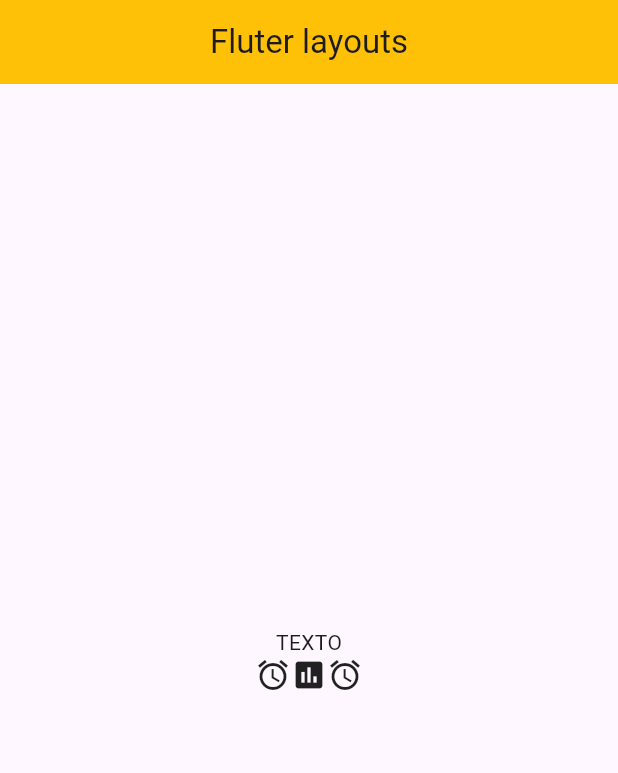
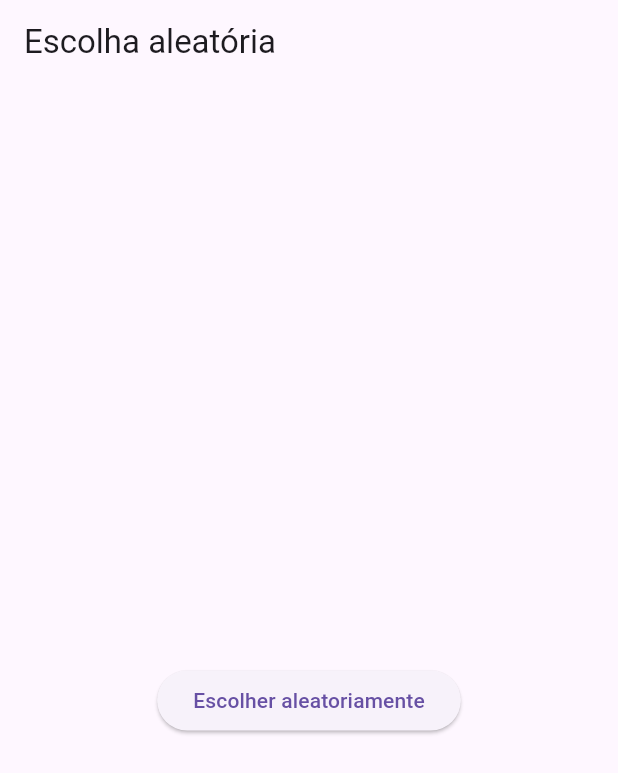
Before and after one commit to Pedrocs50/Programa-o-para-dispositivos-m-veis, a Flutter app: the screen it shows after launch, on a phone screen of 412 x 824 dp. Shown: the top 773 px of the screen. Run offline on Flutter 3.47's test engine with Material 3 defaults, Android fonts, the light colour scheme and no system bars.

Commit message:
comida aleatoria

```diff
--- a/flutter_application_1/lib/main.dart
+++ b/flutter_application_1/lib/main.dart
@@ -1,153 +1,112 @@
 import 'package:flutter/material.dart';
+import 'dart:math';
 
-void main() => runApp(MaterialApp(
-  home:Scaffold(
-    appBar: AppBar(
-      title: Text('Fluter layouts'),
-      centerTitle: true,
-      backgroundColor: Colors.amber,
-    ),
-    body:Container(
-      child: Column(
-        mainAxisAlignment: MainAxisAlignment.center,
-        children: [
-          Text("TEXTO"),
-          Row(
-            mainAxisAlignment: MainAxisAlignment.center,
-            children: [
-              Icon(Icons.access_alarm),
-              Icon(Icons.assessment),
-              Icon(Icons.access_alarms),
-            ],
-          )
-        ],
+void main() => runApp(MyApp());
+
+class MyApp extends StatelessWidget {
+  @override
+  Widget build(BuildContext context) {
+    return MaterialApp(
+      title: 'Escolhendo Comida',
+      theme: ThemeData(primarySwatch: Colors.lightBlue),
+      home: MyHomePage(title: 'Escolha aleatória'),
+    );
+  }
+}
+
+class MyHomePage extends StatefulWidget {
+  MyHomePage({Key? key, required this.title}) : super(key: key);
+  final String title;
+
+  @override
+  _MyHomePageState createState() => _MyHomePageState();
+}
+
+class _MyHomePageState extends State<MyHomePage> {
+  int inter_counter = 0;
+
+  // List of food items
+  List<String> comidas = [
+    "Maçã", "Pera", "Melancia", "Banana",
+  ];
+
+  // List of colors
+  List<MaterialColor> cores = [
+    Colors.orange,
+    Colors.blue,
+    Colors.yellow,
+  ];
+
+  String randomTexto = "";
+  MaterialColor randomColor = Colors.blue;
+
+  void _atualizaTela() {
+    setState(() {
+      randomTexto = comidas[Random().nextInt(comidas.length)];
+      randomColor = cores[Random().nextInt(cores.length)];
+    });
+  }
+
+  @override
+  Widget build(BuildContext context) {
+    return Scaffold(
+      appBar: AppBar(title: Text(widget.title)),
+      body: Center(
+        child: Column(
+          mainAxisAlignment: MainAxisAlignment.center,
+          children: <Widget>[
+            Text(
+              randomTexto,
+              style: TextStyle(
+                fontSize: 24,
+                fontWeight: FontWeight.bold,
+                color: randomColor,
+              ),
+            ),
+            SizedBox(height: 20),
+            ElevatedButton(
+              onPressed: _atualizaTela,
+              child: Text('Escolher aleatoriamente'),
+            ),
+          ],
+        ),
       ),
-    ),
-  ),
-),
-);
+    );
+  }
+}
 
 
 
+
+
+
+
+// // APLICATIVO COM O TEXTO NO MEIO
 // import 'package:flutter/material.dart';
 
-// void main() {
-//   runApp(const MyApp());
-// }
-
-// class MyApp extends StatelessWidget {
-//   const MyApp({super.key});
-
-//   // This widget is the root of your application.
-//   @override
-//   Widget build(BuildContext context) {
-//     return MaterialApp(
-//       title: 'Flutter Demo',
-//       theme: ThemeData(
-//         // This is the theme of your application.
-//         //
-//         // TRY THIS: Try running your application with "flutter run". You'll see
-//         // the application has a purple toolbar. Then, without quitting the app,
-//         // try changing the seedColor in the colorScheme below to Colors.green
-//         // and then invoke "hot reload" (save your changes or press the "hot
-//         // reload" button in a Flutter-supported IDE, or press "r" if you used
-//         // the command line to start the app).
-//         //
-//         // Notice that the counter didn't reset back to zero; the application
-//         // state is not lost during the reload. To reset the state, use hot
-//         // restart instead.
-//         //
-//         // This works for code too, not just values: Most code changes can be
-//         // tested with just a hot reload.
-//         colorScheme: ColorScheme.fromSeed(seedColor: Colors.deepPurple),
+// void main() => runApp(MaterialApp(
+//   home:Scaffold(
+//     appBar: AppBar(
+//       title: Text('Fluter layouts'),
+//       centerTitle: true,
+//       backgroundColor: Colors.amber,
+//     ),
+//     body:Container(
+//       child: Column(
+//         mainAxisAlignment: MainAxisAlignment.center,
+//         children: [
+//           Text("TEXTO"),
+//           Row(
+//             mainAxisAlignment: MainAxisAlignment.center,
+//             children: [
+//               Icon(Icons.access_alarm),
+//               Icon(Icons.assessment),
+//               Icon(Icons.access_alarms),
+//             ],
+//           )
+//         ],
 //       ),
-//       home: const MyHomePage(title: 'Flutter Demo Home Page'),
-//     );
-//   }
-// }
-
-// class MyHomePage extends StatefulWidget {
-//   const MyHomePage({super.key, required this.title});
-
-//   // This widget is the home page of your application. It is stateful, meaning
-//   // that it has a State object (defined below) that contains fields that affect
-//   // how it looks.
-
-//   // This class is the configuration for the state. It holds the values (in this
-//   // case the title) provided by the parent (in this case the App widget) and
-//   // used by the build method of the State. Fields in a Widget subclass are
-//   // always marked "final".
-
-//   final String title;
-
-//   @override
-//   State<MyHomePage> createState() => _MyHomePageState();
-// }
-
-// class _MyHomePageState extends State<MyHomePage> {
-//   int _counter = 0;
-
-//   void _incrementCounter() {
-//     setState(() {
-//       // This call to setState tells the Flutter framework that something has
-//       // changed in this State, which causes it to rerun the build method below
-//       // so that the display can reflect the updated values. If we changed
-//       // _counter without calling setState(), then the build method would not be
-//       // called again, and so nothing would appear to happen.
-//       _counter++;
-//     });
-//   }
-
-//   @override
-//   Widget build(BuildContext context) {
-//     // This method is rerun every time setState is called, for instance as done
-//     // by the _incrementCounter method above.
-//     //
-//     // The Flutter framework has been optimized to make rerunning build methods
-//     // fast, so that you can just rebuild anything that needs updating rather
-//     // than having to individually change instances of widgets.
-//     return Scaffold(
-//       appBar: AppBar(
-//         // TRY THIS: Try changing the color here to a specific color (to
-//         // Colors.amber, perhaps?) and trigger a hot reload to see the AppBar
-//         // change color while the other colors stay the same.
-//         backgroundColor: Theme.of(context).colorScheme.inversePrimary,
-//         // Here we take the value from the MyHomePage object that was created by
-//         // the App.build method, and use it to set our appbar title.
-//         title: Text(widget.title),
-//       ),
-//       body: Center(
-//         // Center is a layout widget. It takes a single child and positions it
-//         // in the middle of the parent.
-//         child: Column(
-//           // Column is also a layout widget. It takes a list of children and
-//           // arranges them vertically. By default, it sizes itself to fit its
-//           // children horizontally, and tries to be as tall as its parent.
-//           //
-//           // Column has various properties to control how it sizes itself and
-//           // how it positions its children. Here we use mainAxisAlignment to
-//           // center the children vertically; the main axis here is the vertical
-//           // axis because Columns are vertical (the cross axis would be
-//           // horizontal).
-//           //
-//           // TRY THIS: Invoke "debug painting" (choose the "Toggle Debug Paint"
-//           // action in the IDE, or press "p" in the console), to see the
-//           // wireframe for each widget.
-//           mainAxisAlignment: MainAxisAlignment.center,
-//           children: <Widget>[
-//             const Text('You have pushed the button this many times:'),
-//             Text(
-//               '$_counter',
-//               style: Theme.of(context).textTheme.headlineMedium,
-//             ),
-//           ],
-//         ),
-//       ),
-//       floatingActionButton: FloatingActionButton(
-//         onPressed: _incrementCounter,
-//         tooltip: 'Increment',
-//         child: const Icon(Icons.add),
-//       ), // This trailing comma makes auto-formatting nicer for build methods.
-//     );
-//   }
-// }
+//     ),
+//   ),
+// ),
+// );
```
